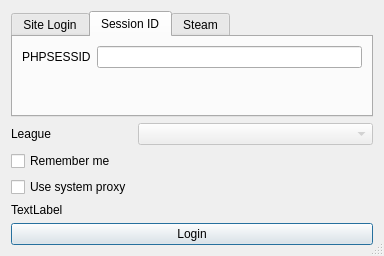
First picture: the form in forms/logindialog.ui, repository xyzz/acquisition, before the edit.
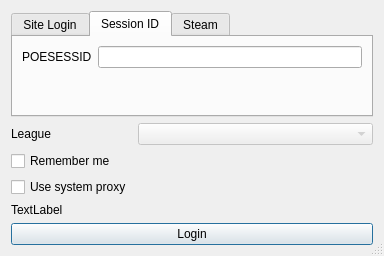
Second picture: the form after the edit. The open tabs and pages were chosen to show the change.

```diff
--- a/forms/logindialog.ui
+++ b/forms/logindialog.ui
@@ -91,7 +91,7 @@
             </size>
            </property>
            <property name="text">
-            <string>PHPSESSID</string>
+            <string>POESESSID</string>
            </property>
           </widget>
          </item>
```
Left out of the diff: 2 changed lines with no effect on the pictures.
